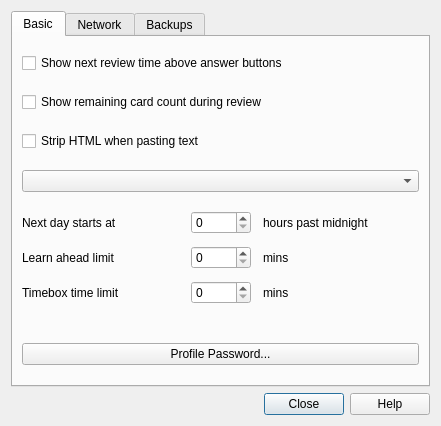
This is designer/preferences.ui in ankitects/anki as Qt 5 draws it before an edit. The edited form follows.
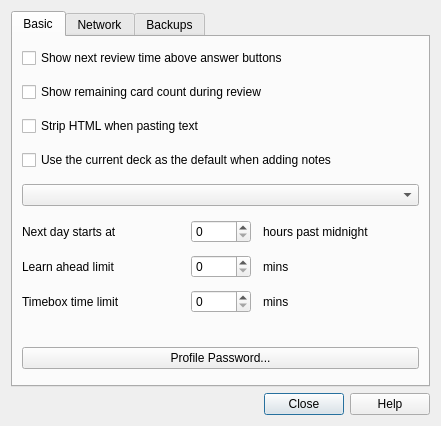
This is the edited form.

Commit message: option to use current deck when adding

Diff of the .ui file:
```diff
--- a/designer/preferences.ui
+++ b/designer/preferences.ui
@@ -51,6 +51,13 @@
          </property>
         </widget>
        </item>
+       <item>
+        <widget class="QCheckBox" name="useCurrent">
+         <property name="text">
+          <string>Use the current deck as the default when adding notes</string>
+         </property>
+        </widget>
+       </item>
        <item>
         <widget class="QComboBox" name="newSpread"/>
        </item>
```
Left out of the diff: 1 changed line with no effect on the pictures. The commit also changes 2 other files.
